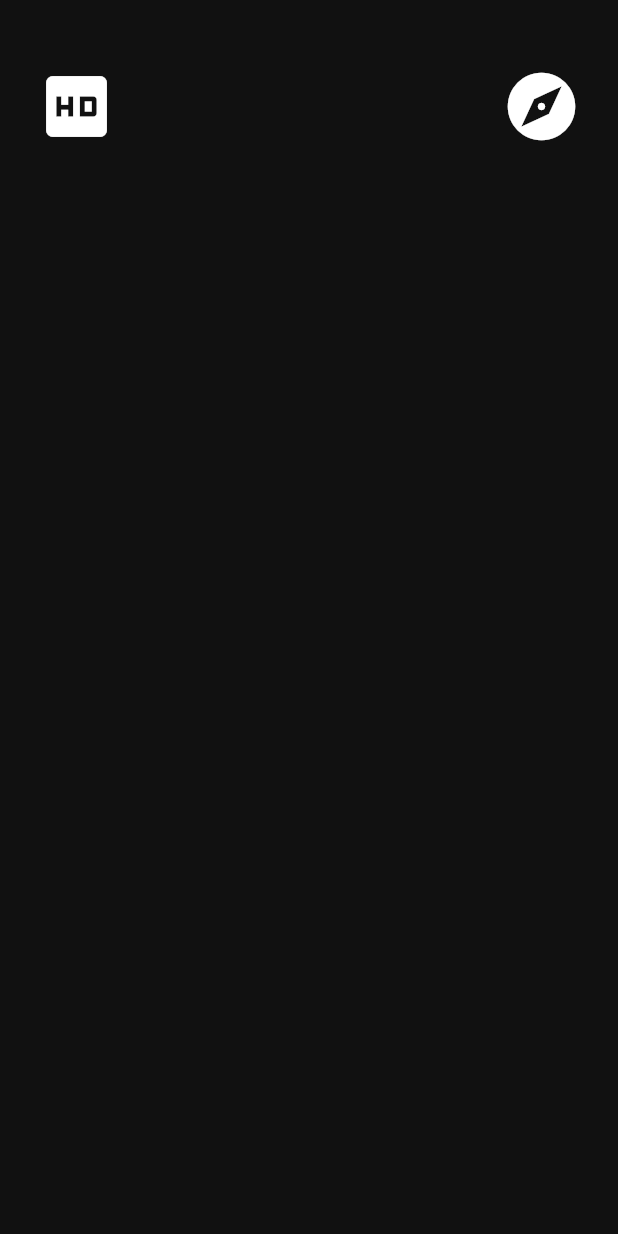
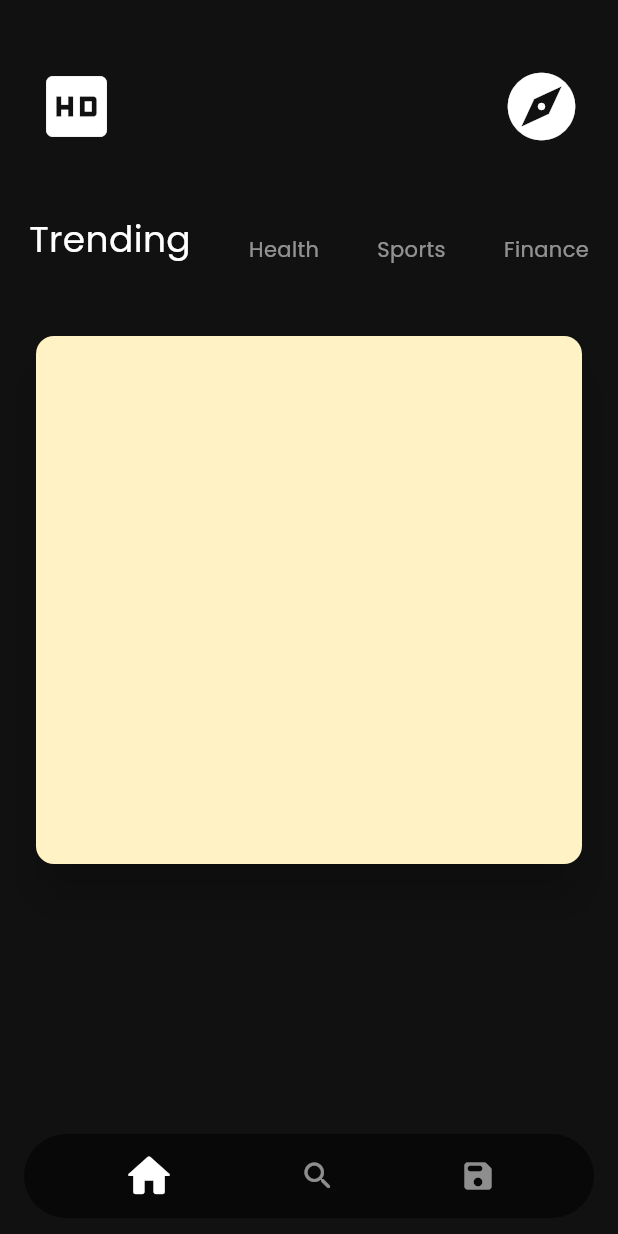
Before and after one commit to waquarism/hadith_dairy, a Flutter app: the screen it shows once a user with an empty profile is signed in, on a phone screen of 412 x 824 dp. Run offline on Flutter 3.47's test engine with Material 3 defaults, Android fonts, the phone set to English and light mode, and no system bars; our stand-ins replace cloud_firestore, firebase_auth, firebase_core, get, google_fonts; accounts and stored records are empty; network calls fail.

Commit message:
updated navs and tabs UI

```diff
--- /dev/null
+++ b/lib/controller/home_page_controller.dart
@@ -0,0 +1,19 @@
+import 'package:get/get.dart';
+
+class HomePageController extends GetxController{
+  static HomePageController get instance => Get.find();
+
+  RxInt currentTab = 0.obs;
+  RxInt currentNavPage = 0.obs;
+
+  void updateTab(int index){
+    currentTab.value = index;
+  }
+
+  void updateNavPage(int index){
+    currentNavPage.value = index;
+  }
+
+
+
+}
--- a/lib/main.dart
+++ b/lib/main.dart
@@ -1,10 +1,10 @@
 import 'package:firebase_core/firebase_core.dart';
 import 'package:flutter/material.dart';
 import 'package:get/get.dart';
-import 'package:hadith_diary/repositories/user_repository.dart';
 
 import 'firebase_options.dart';
 import 'repositories/auth_repository.dart';
+import 'repositories/user_repository.dart';
 import 'route/middleware.dart';
 import 'view/splash.dart';
 
@@ -26,7 +26,7 @@ class MyApp extends StatelessWidget {
   Widget build(BuildContext context) {
     return GetMaterialApp(
       debugShowCheckedModeBanner: false,
-      title: 'Flutter Demo',
+      title: 'Hadith Dairy',
       theme: ThemeData(
         colorScheme: ColorScheme.fromSeed(seedColor: Colors.deepPurple),
         useMaterial3: true,
--- a/lib/repositories/auth_repository.dart
+++ b/lib/repositories/auth_repository.dart
@@ -1,8 +1,8 @@
 import 'package:get/get.dart';
 import 'package:firebase_auth/firebase_auth.dart';
 
-import '../view/auth_page.dart';
-import '../view/home_page.dart';
+import '../view/auth_page/auth_page.dart';
+import '../view/home_page/home_page.dart';
 
 class AuthRepository extends GetxController {
   static AuthRepository get instance => Get.find();
--- a/lib/route/route.dart
+++ b/lib/route/route.dart
@@ -1,8 +1,8 @@
 import 'package:flutter/material.dart';
 import 'package:hadith_diary/view/splash.dart';
 
-import '../view/auth_page.dart';
-import '../view/home_page.dart';
+import '../view/auth_page/auth_page.dart';
+import '../view/home_page/home_page.dart';
 import '../view/not_found_page.dart';
 
 final Map<String, Route<dynamic> Function()> routes = {
--- a/lib/view/auth_page.dart
+++ b/lib/view/auth_page/auth_page.dart
@@ -1,10 +1,10 @@
 import 'package:flutter/material.dart';
 import 'package:get/get.dart';
 
-import '../const/image.dart';
-import '../const/widget_helpers/app_text.dart';
-import '../controller/auth_controller.dart';
-import 'home_page.dart';
+import '../../const/image.dart';
+import '../../const/widget_helpers/app_text.dart';
+import '../../controller/auth_controller.dart';
+import '../home_page/home_page.dart';
 
 class AuthPage extends StatelessWidget {
   static const String routeName = '/auth-page';
@@ -25,7 +25,7 @@ class AuthPage extends StatelessWidget {
 
     void navigate(bool isVerified) {
       if (isVerified) {
-        Navigator.push(context, Homepage.route());
+        Navigator.pushReplacement(context, Homepage.route());
       } else {
         Get.snackbar('Incorrect OTP', 'Please enter a valid OTP');
       }
@@ -111,7 +111,6 @@ class AuthPage extends StatelessWidget {
                           ),
                           child: Center(
                             child: TextFormField(
-
                               controller: authController.otp,
                               keyboardType: TextInputType.number,
                               decoration: const InputDecoration(
@@ -120,8 +119,9 @@ class AuthPage extends StatelessWidget {
                               ),
                               onFieldSubmitted: (value) async {
                                 if (formKey.currentState!.validate()) {
-                                  bool isVerified = await AuthController.instance
-                                      .verifiyOtp(authController.otp.text.trim());
+                                  bool isVerified =
+                                      await AuthController.instance.verifiyOtp(
+                                          authController.otp.text.trim());
 
                                   navigate(isVerified);
                                 }
@@ -144,6 +144,17 @@ class AuthPage extends StatelessWidget {
                   );
                 },
               ),
+              Align(
+                alignment: Alignment.bottomCenter,
+                child: TextButton(
+                    onPressed: () {
+                      Navigator.pushReplacement(
+                        context,
+                        Homepage.route(),
+                      );
+                    },
+                    child: const Text('SKIP')),
+              ),
             ],
           ).paddingAll(24),
         ),
--- a/lib/view/home_page.dart
+++ /dev/null
@@ -1,43 +0,0 @@
-import 'package:flutter/material.dart';
-import 'package:get/get.dart';
-import 'package:hadith_diary/controller/auth_controller.dart';
-import 'package:hadith_diary/view/auth_page.dart';
-
-class Homepage extends StatelessWidget {
-  static const String routeName = '/home-page';
-
-  static Route<void> route() {
-    return MaterialPageRoute(
-      settings: const RouteSettings(name: routeName),
-      builder: (_) => const Homepage(),
-    );
-  }
-
-  const Homepage({super.key});
-
-  @override
-  Widget build(BuildContext context) {
-    final AuthController authController = Get.put(AuthController());
-
-    void navigate() {
-      Navigator.push(context, AuthPage.route());
-    }
-
-    return Scaffold(
-      backgroundColor: Color(0xff111111),
-      body: Column(
-        mainAxisAlignment: MainAxisAlignment.start,
-        children: [
-          const Row(
-            mainAxisAlignment: MainAxisAlignment.spaceBetween,
-            children: [
-            Icon(Icons.hd,color: Color(0xffffffff),size: 54,),
-            Icon(Icons.explore,color: Color(0xffffffff),size: 54,)
-
-          ],
-          ).marginSymmetric(vertical: 44,horizontal: 24),
-        ],
-      ),
-    );
-  }
-}
--- /dev/null
+++ b/lib/view/home_page/home_page.dart
@@ -0,0 +1,89 @@
+import 'package:flutter/cupertino.dart';
+import 'package:flutter/material.dart';
+import 'package:flutter/widgets.dart';
+import 'package:get/get.dart';
+import 'package:hadith_diary/view/home_page/nav/home.dart';
+
+import '../../const/widget_helpers/app_text.dart';
+import '../../controller/auth_controller.dart';
+import '../../controller/home_page_controller.dart';
+import '../auth_page/auth_page.dart';
+import 'home_tabs/finance_page.dart';
+import 'home_tabs/health_page.dart';
+import 'home_tabs/sports_page.dart';
+import 'home_tabs/trending_page.dart';
+import 'nav/save.dart';
+import 'nav/search.dart';
+
+class Homepage extends StatelessWidget {
+  static const String routeName = '/home-page';
+
+  static Route<void> route() {
+    return MaterialPageRoute(
+      settings: const RouteSettings(name: routeName),
+      builder: (_) => const Homepage(),
+    );
+  }
+
+  const Homepage({super.key});
+
+  @override
+  Widget build(BuildContext context) {
+    final HomePageController homePageController = Get.put(HomePageController());
+
+    const List<Widget> navs = [
+      Home(),
+      Search(),
+      Save(),
+    ];
+
+    const List<IconData> navIcons = [
+      Icons.home_rounded,
+      Icons.search_rounded,
+      Icons.save_rounded,
+    ];
+
+    return Scaffold(
+      backgroundColor: const Color(0xff111111),
+      body: Obx(() {
+        return Container(
+          child: navs.elementAt(homePageController.currentNavPage.value),
+        );
+      }),
+      bottomNavigationBar: BottomAppBar(
+        color: Colors.transparent,
+        shape: const CircularNotchedRectangle(),
+        child: Container(
+          decoration: BoxDecoration(
+              color: Colors.black54, borderRadius: BorderRadius.circular(54)),
+          padding: const EdgeInsets.symmetric(horizontal: 24.0, vertical: 10.0),
+          child: Obx(() {
+            return Row(
+              mainAxisAlignment: MainAxisAlignment.spaceAround,
+              children: <Widget>[
+                for (int i = 0; i < navIcons.length; i++) ...[
+                  InkWell(
+                    onTap: () {
+                      homePageController.updateNavPage(i);
+                    },
+                    splashColor: Colors.transparent,
+                    highlightColor: Colors.transparent,
+                    child: Icon(
+                      navIcons[i],
+                      color: i == homePageController.currentNavPage.value
+                          ? Colors.white
+                          : Colors.white54,
+                      size: i == homePageController.currentNavPage.value
+                          ? 36
+                          : 24,
+                    ),
+                  ),
+                ],
+              ],
+            );
+          }),
+        ),
+      ),
+    );
+  }
+}
--- /dev/null
+++ b/lib/view/home_page/home_tabs/finance_page.dart
@@ -0,0 +1,10 @@
+import 'package:flutter/material.dart';
+
+class FinancePage extends StatelessWidget {
+  const FinancePage({super.key});
+
+  @override
+  Widget build(BuildContext context) {
+    return Text("Finacedsfa");
+  }
+}
--- /dev/null
+++ b/lib/view/home_page/home_tabs/health_page.dart
@@ -0,0 +1,10 @@
+import 'package:flutter/material.dart';
+
+class HealthPage extends StatelessWidget {
+  const HealthPage({super.key});
+
+  @override
+  Widget build(BuildContext context) {
+    return Text('healthesfadsf');
+  }
+}
--- /dev/null
+++ b/lib/view/home_page/home_tabs/sports_page.dart
@@ -0,0 +1,10 @@
+import 'package:flutter/material.dart';
+
+class SportsPage extends StatelessWidget {
+  const SportsPage({super.key});
+
+  @override
+  Widget build(BuildContext context) {
+    return Text('sprotsfasdfsda');
+  }
+}
--- /dev/null
+++ b/lib/view/home_page/home_tabs/trending_page.dart
@@ -0,0 +1,25 @@
+import 'package:flutter/material.dart';
+import 'package:get/get.dart';
+import 'package:hadith_diary/const/widget_helpers/app_text.dart';
+
+class TrendingPage extends StatelessWidget {
+  const TrendingPage({super.key});
+
+  @override
+  Widget build(BuildContext context) {
+    return Container(
+      width: double.infinity,
+      height: 400,
+      child: const Card(
+        semanticContainer: true,
+        color: Color(0xffFFF2C5),
+        elevation: 12,
+        child: Column(
+          children: [
+
+          ],
+        ),
+      ).marginSymmetric(horizontal: 20, vertical: 20),
+    );
+  }
+}
--- /dev/null
+++ b/lib/view/home_page/nav/home.dart
@@ -0,0 +1,100 @@
+import 'package:flutter/material.dart';
+import 'package:get/get.dart';
+
+import '../../../const/widget_helpers/app_text.dart';
+import '../../../controller/auth_controller.dart';
+import '../../../controller/home_page_controller.dart';
+import '../../auth_page/auth_page.dart';
+import '../home_tabs/finance_page.dart';
+import '../home_tabs/health_page.dart';
+import '../home_tabs/sports_page.dart';
+import '../home_tabs/trending_page.dart';
+
+class Home extends StatelessWidget {
+  const Home({super.key});
+
+  @override
+  Widget build(BuildContext context) {
+    final AuthController authController = Get.put(AuthController());
+    final HomePageController homePageController= Get.put(HomePageController());
+
+    void navigate() {
+      Navigator.pushReplacement(context, AuthPage.route());
+    }
+
+    const List<Widget> tabs = [
+      TrendingPage(),
+      HealthPage(),
+      SportsPage(),
+      FinancePage(),
+    ];
+
+    const List<String> tabsName = [
+      "Trending",
+      "Health",
+      "Sports",
+      "Finance",
+    ];
+
+    return Column(
+        mainAxisAlignment: MainAxisAlignment.start,
+        children: [
+          Row(
+            mainAxisAlignment: MainAxisAlignment.spaceBetween,
+            children: [
+              const Icon(
+                Icons.hd,
+                color: Color(0xffffffff),
+                size: 54,
+              ),
+              InkWell(
+                onTap: () async {
+                  await authController.logout();
+                  navigate();
+                },
+                child: const Icon(
+                  Icons.explore,
+                  color: Color(0xffffffff),
+                  size: 54,
+                ),
+              ),
+            ],
+          ).marginSymmetric(vertical: 44, horizontal: 24),
+          Obx(
+            () {
+              return Row(
+                mainAxisAlignment: MainAxisAlignment.spaceAround,
+                crossAxisAlignment: CrossAxisAlignment.end,
+                children: [
+                  for (int i = 0; i < tabsName.length; i++) ...[
+                    InkWell(
+                      onTap: () {
+                        homePageController.updateTab(i);
+                      },
+                      splashColor: Colors.transparent,
+                      highlightColor: Colors.transparent,
+                      child: AppText.headingText(
+                        text: tabsName[i],
+                        color: i == homePageController.currentTab.value
+                            ? Colors.white
+                            : Colors.white54,
+                        size:
+                            i == homePageController.currentTab.value ? 24 : 14,
+                      ),
+                    ).paddingOnly(bottom: 24),
+                  ],
+                ],
+              );
+            },
+          ),
+          Obx(
+            () {
+              return Container(
+                child: tabs.elementAt(homePageController.currentTab.value),
+              );
+            },
+          ),
+        ],
+      );
+  }
+}
--- /dev/null
+++ b/lib/view/home_page/nav/save.dart
@@ -0,0 +1,10 @@
+import 'package:flutter/cupertino.dart';
+
+class Save extends StatelessWidget {
+  const Save({super.key});
+
+  @override
+  Widget build(BuildContext context) {
+    return const Center(child: Text('Saveee'));
+  }
+}
--- /dev/null
+++ b/lib/view/home_page/nav/search.dart
@@ -0,0 +1,10 @@
+import 'package:flutter/cupertino.dart';
+
+class Search extends StatelessWidget {
+  const Search({super.key});
+
+  @override
+  Widget build(BuildContext context) {
+    return const Center(child: Text('Seahccv'));
+  }
+}
```
